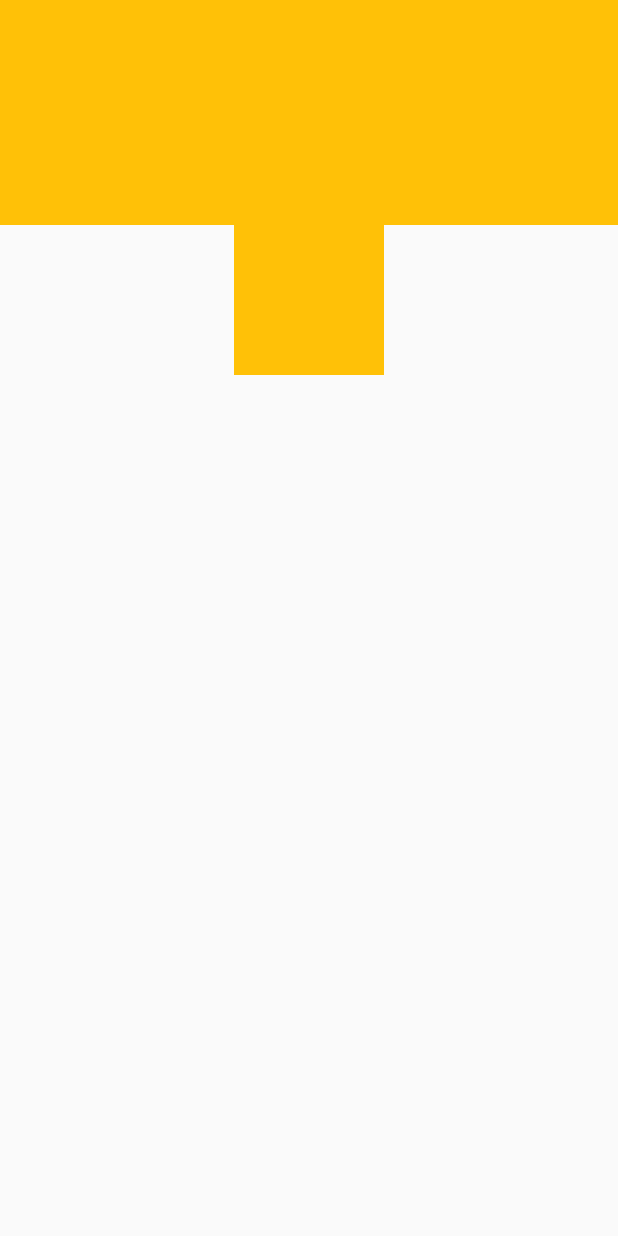
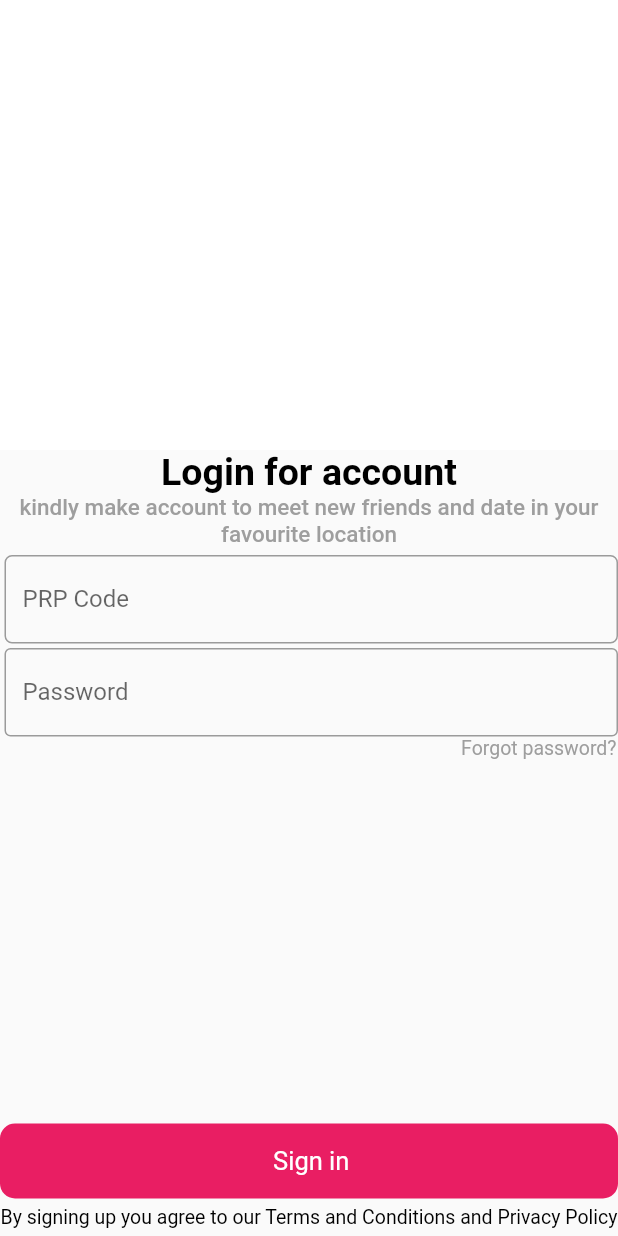
Before and after one commit to Sabari-nath-p/cemp_in, a Flutter app: the screen it shows after launch, on a phone screen of 412 x 824 dp. Run offline on Flutter 3.47's test engine with Material 2 defaults, Android fonts, the light colour scheme and no system bars; missing offline and left inert: bottom_bar.

Commit message:
login file

```diff
--- a/lib/Screens/LoginScreen.dart
+++ b/lib/Screens/LoginScreen.dart
@@ -15,21 +15,70 @@ class _LoginScreenState extends State<LoginScreen> {
         child: Scaffold(
       body: Column(
         children: [
-          Container(width: MediaQuery.of(context).size.width,
-          height: 150,
-          alignment: Alignment.bottomCenter,
-          color: Colors.amber,
+          Container(
+            width:MediaQuery.of(context).size.width,
+            height: 300,
+            color: Colors.white,
           ),
+          Text("Login for account",style: TextStyle(fontSize: 25,fontWeight: FontWeight.w700,color: Colors.black),),
+           Text("kindly make account to meet new friends and date in your favourite location",style: TextStyle(fontSize: 15,fontWeight: FontWeight.w500,color: Colors.grey),textAlign: TextAlign.center,),
+          SizedBox(height: 5,),
+            Align(
+              child:Padding(padding: EdgeInsets.only(left: 3),
+               child: TextFormField(
+                keyboardType: TextInputType.emailAddress,
+                      decoration: InputDecoration(
+                        labelText: ("PRP Code"),
+                        border: OutlineInputBorder(borderRadius: BorderRadius.circular(5),)
+                      ),
+              )
+
+              ),
+            ),
+            SizedBox(height: 3,),
+             Align(
+              child:Padding(padding: EdgeInsets.only(left: 3),
+              child: TextFormField(
+                keyboardType: TextInputType.emailAddress,
+                      decoration: InputDecoration(
+                        labelText: ("Password"),
+                        border: OutlineInputBorder()
+                      ),
+                         ),
+              )
+
+             ),
+            Align(
+                        alignment: Alignment.centerRight,
+                        child: Padding(padding: EdgeInsets.only(right: 1.0),
+                        child: Text("Forgot password?",style: TextStyle(fontSize: 13,color: Colors.grey),),)
+                      ),
+                      SizedBox(height: 5,),
+                      Expanded(child: Container()),
           InkWell(
               onTap: () {
                 Navigator.of(context)
                     .push(MaterialPageRoute(builder: (context) => HomeMain()));
               },
               child: Container(
-                width: 100,
-                color: Colors.amber,
-                height: 100,
-              ))
+                width: MediaQuery.of(context).size.width,
+                height:50,
+                padding: EdgeInsets.only(left: 3),
+                decoration: BoxDecoration(borderRadius: BorderRadius.circular(10),color: Colors.pink,),
+
+                alignment: Alignment.center,
+                child: Text("Sign in",style:TextStyle(fontSize: 17,color: Colors.white),),
+
+              )),
+              SizedBox(height: 5,),
+               Container(
+                        alignment: Alignment.center,
+                        child:
+                            Text("By signing up you agree to our Terms and Conditions and Privacy Policy",style: TextStyle(fontSize: 13,color:Colors.black),),
+                          ),
+                           SizedBox(height: 5,),
+
+
 // type login page code here
         ],
       ),
```
